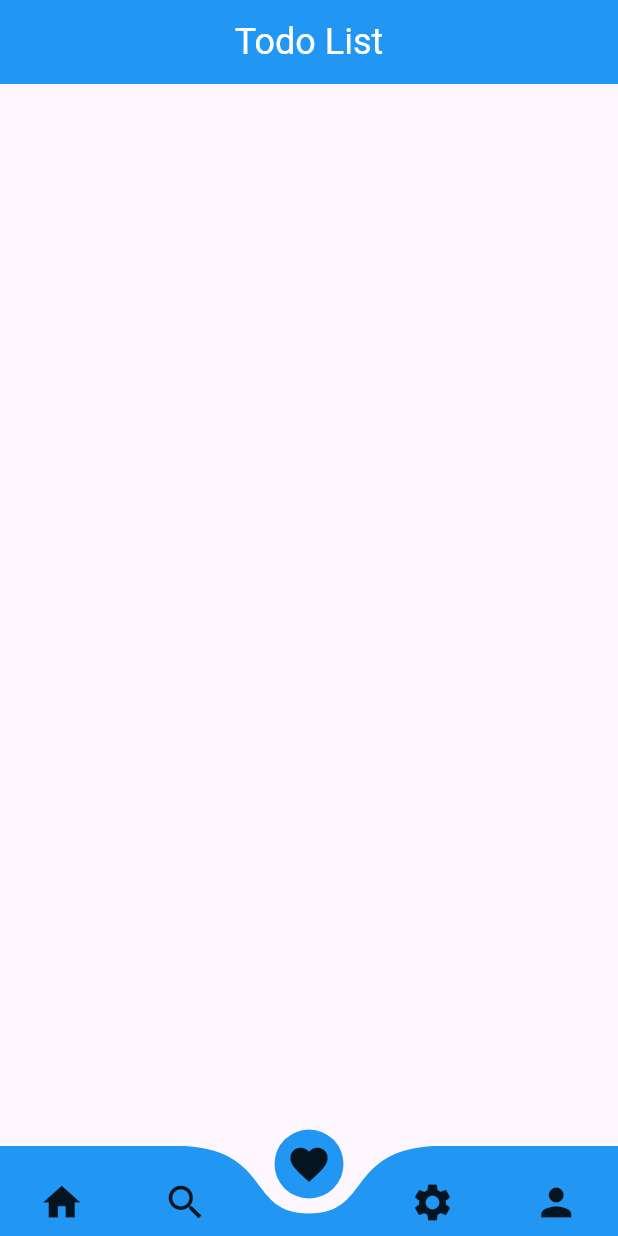
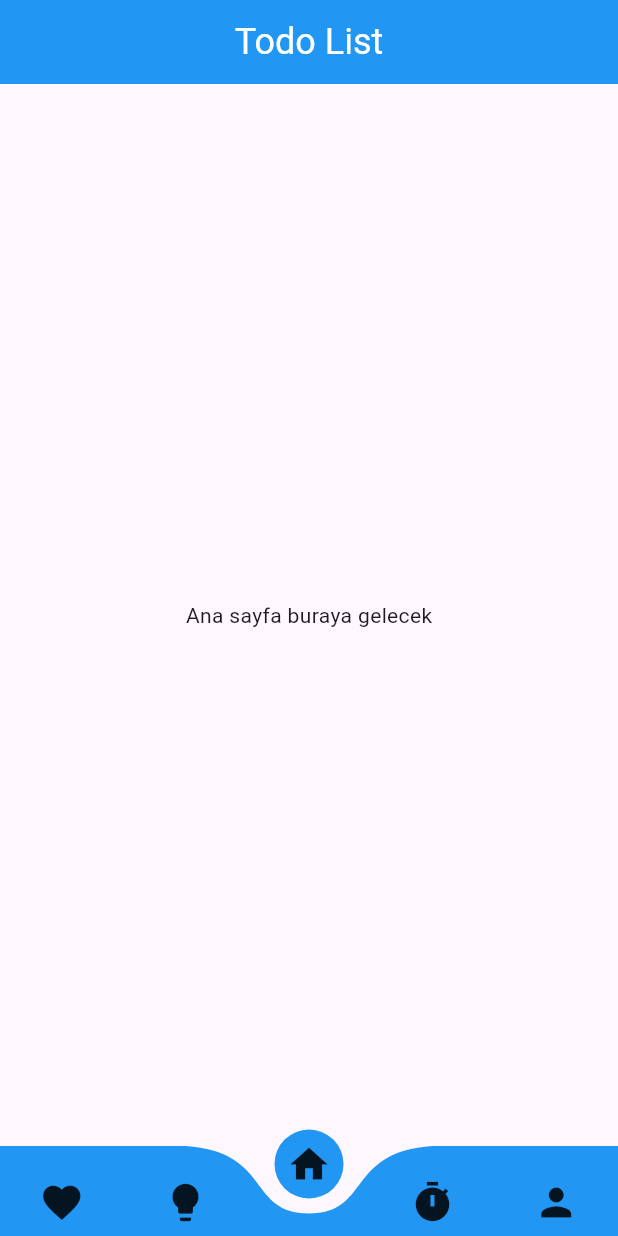
Before and after one commit to Berk2259/Todo-List, a Flutter app: the screen it shows after launch, on a phone screen of 412 x 824 dp. Run offline on Flutter 3.47's test engine with Material 3 defaults, Android fonts, the phone set to English and light mode, and no system bars; drawn by our look-alikes of curved_navigation_bar.

Commit message:
sınıf eklemeleri

```diff
--- /dev/null
+++ b/lib/Central.dart
@@ -0,0 +1,55 @@
+import 'package:flutter/material.dart';
+import 'package:curved_navigation_bar/curved_navigation_bar.dart';
+import 'package:todolist/Screen/FavoriteScreen.dart';
+import 'package:todolist/Screen/FocusScreen.dart';
+import 'package:todolist/Screen/HomeScreen.dart';
+import 'package:todolist/Screen/MotivationScreen.dart';
+import 'package:todolist/Screen/ProfilSceen.dart';
+
+class Central extends StatefulWidget {
+  const Central({super.key});
+
+  @override
+  State<Central> createState() => _CentralState();
+}
+
+class _CentralState extends State<Central> {
+  int _page = 2;
+  final List<Widget> _pages = [
+    FavoriteScreen(),
+    MotivationScreen(),
+    HomeScreen(),
+    FocusScreen(),
+    ProfilScreen(),
+  ];
+
+  final items = <Widget>[
+    //Alt bardaki ikonları tutar.
+    Icon(Icons.favorite, size: 30),
+    Icon(Icons.lightbulb, size: 30),
+    Icon(Icons.home, size: 30),
+    Icon(Icons.timer, size: 30),
+    Icon(Icons.person, size: 30),
+  ];
+  @override
+  Widget build(BuildContext context) {
+    return Scaffold(
+      body: _pages[_page],
+      appBar: AppBar(
+        backgroundColor: Colors.blue,
+        title: Text('Todo List'),
+        centerTitle: true,
+        titleTextStyle: TextStyle(fontSize: 24),
+      ),
+      bottomNavigationBar: CurvedNavigationBar(
+        backgroundColor: Colors.transparent,
+        color: Colors.blue,
+        animationDuration: Duration(milliseconds: 300),
+        height: 60,
+        index: _page,
+        items: items,
+        onTap: (index) => setState(() => _page = index),
+      ),
+    );
+  }
+}
--- /dev/null
+++ b/lib/Screen/HomeScreen.dart
@@ -0,0 +1,10 @@
+import 'package:flutter/material.dart';
+
+class HomeScreen extends StatelessWidget {
+  const HomeScreen({super.key});
+
+  @override
+  Widget build(BuildContext context) {
+    return Center(child: Text('Ana sayfa buraya gelecek'));
+  }
+}
--- a/lib/main.dart
+++ b/lib/main.dart
@@ -1,52 +1,19 @@
 import 'package:flutter/material.dart';
 import 'package:curved_navigation_bar/curved_navigation_bar.dart';
+import 'package:todolist/Central.dart';
 
 void main() {
   runApp(const MyApp());
 }
 
-class MyApp extends StatefulWidget {
+class MyApp extends StatelessWidget {
   const MyApp({super.key});
 
   @override
-  State<MyApp> createState() => _MyAppState();
-}
-
-class _MyAppState extends State<MyApp> {
-  int index =
-      2; //alt barın başlayacağı ilk ikonun index değeri
-
-  @override
   Widget build(BuildContext context) {
-    final items = <Widget>[
-      //Alt bardaki ikonları tutar.
-      Icon(Icons.home, size: 30),
-      Icon(Icons.search, size: 30),
-      Icon(Icons.favorite, size: 30),
-      Icon(Icons.settings, size: 30),
-      Icon(Icons.person, size: 30),
-    ];
-
     return MaterialApp(
       debugShowCheckedModeBanner: false,
-      home: Scaffold(
-        appBar: AppBar(
-          backgroundColor: Colors.blue,
-          title: Text('Todo List'),
-          centerTitle: true,
-          titleTextStyle: TextStyle(fontSize: 24),
-        ),
-        bottomNavigationBar: CurvedNavigationBar(
-          backgroundColor: Colors.transparent,
-          color: Colors.blue,
-          animationDuration: Duration(milliseconds: 300),
-          height: 60,
-          index: index,
-          items: items,
-          onTap:
-              (index) => setState(() => this.index = index),
-        ),
-      ),
+      home: Central(),
     );
   }
 }
```
Also changed, not shown: lib/Screen/FavoriteScreen.dart (added, +12 -0 lines), lib/Screen/FocusScreen.dart (added, +12 -0 lines), lib/Screen/MotivationScreen.dart (added, +12 -0 lines), lib/Screen/ProfilSceen.dart (added, +12 -0 lines).
